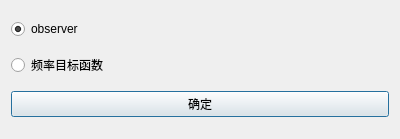
This is src/SmartContorl/DialogTargetSelect.ui in BeQuiet1228/FreeCAD as Qt 5 draws it before an edit. The edited form follows.
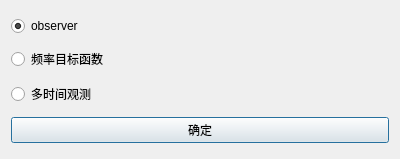
This is the edited form.

The edit to the form file:
```diff
--- a/src/SmartContorl/DialogTargetSelect.ui
+++ b/src/SmartContorl/DialogTargetSelect.ui
@@ -7,7 +7,7 @@
     <x>0</x>
     <y>0</y>
     <width>400</width>
-    <height>139</height>
+    <height>159</height>
    </rect>
   </property>
   <property name="windowTitle">
@@ -34,6 +34,16 @@
      </property>
     </widget>
    </item>
+   <item>
+    <widget class="QRadioButton" name="radioButton_3">
+     <property name="text">
+      <string>多时间观测</string>
+     </property>
+     <property name="checked">
+      <bool>false</bool>
+     </property>
+    </widget>
+   </item>
    <item>
     <widget class="QPushButton" name="pushButtonOk">
      <property name="text">
```
